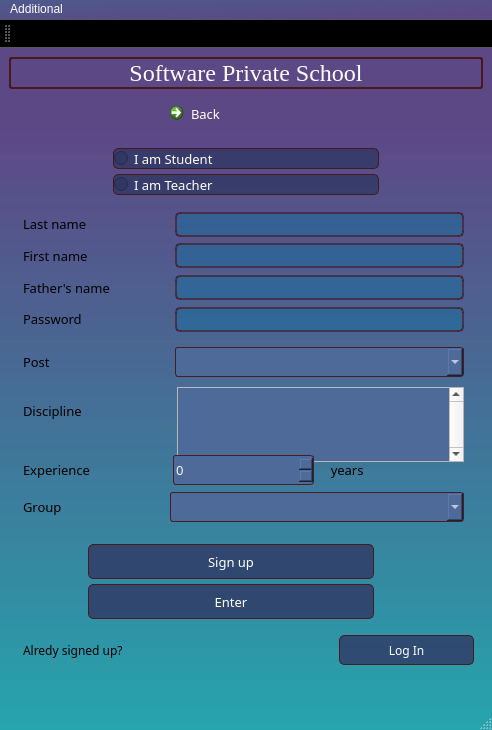
Above: learnsystem.ui from marko-yaciv/2c_coursework before the change. Below: the same form after it.
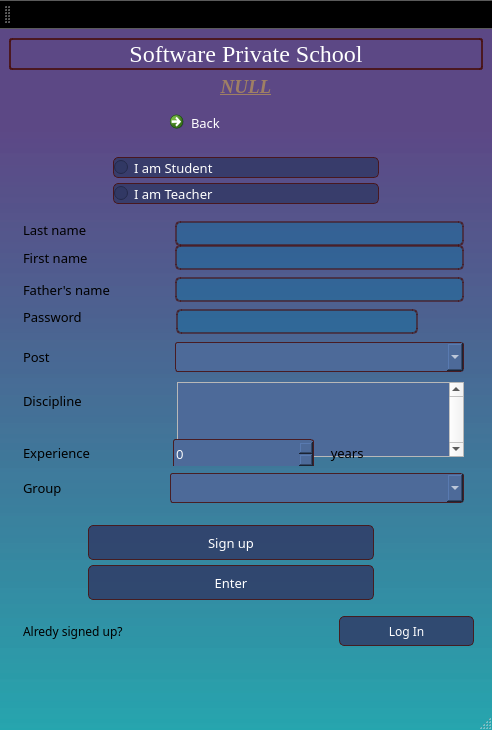
That is the form after the change. Icons and pictures are not drawn.

```diff
--- a/learnsystem.ui
+++ b/learnsystem.ui
@@ -85,7 +85,109 @@
     <property name="bottomMargin">
      <number>0</number>
     </property>
-    <item row="2" column="0">
+    <item row="2" column="0" alignment="Qt::AlignHCenter">
+     <widget class="QCommandLinkButton" name="backToRegister">
+      <property name="sizePolicy">
+       <sizepolicy hsizetype="Preferred" vsizetype="Fixed">
+        <horstretch>0</horstretch>
+        <verstretch>0</verstretch>
+       </sizepolicy>
+      </property>
+      <property name="font">
+       <font>
+        <family>Lucida Sans Unicode</family>
+        <pointsize>10</pointsize>
+        <weight>50</weight>
+        <italic>false</italic>
+        <bold>false</bold>
+       </font>
+      </property>
+      <property name="cursor">
+       <cursorShape>PointingHandCursor</cursorShape>
+      </property>
+      <property name="styleSheet">
+       <string notr="true">QCommandLinkButton{
+color: #fff;
+font: 10pt &quot;Lucida Sans Unicode&quot;;
+}</string>
+      </property>
+      <property name="text">
+       <string>Back</string>
+      </property>
+      <property name="icon">
+       <iconset resource="resources.qrc">
+        <normaloff>:/images/img/iconfinder_Arrow_doodle_04_3847908.png</normaloff>:/images/img/iconfinder_Arrow_doodle_04_3847908.png</iconset>
+      </property>
+      <property name="iconSize">
+       <size>
+        <width>50</width>
+        <height>30</height>
+       </size>
+      </property>
+      <property name="autoRepeatDelay">
+       <number>300</number>
+      </property>
+      <property name="autoRepeatInterval">
+       <number>100</number>
+      </property>
+     </widget>
+    </item>
+    <item row="0" column="0">
+     <widget class="QLabel" name="label_9">
+      <property name="sizePolicy">
+       <sizepolicy hsizetype="Preferred" vsizetype="Fixed">
+        <horstretch>0</horstretch>
+        <verstretch>0</verstretch>
+       </sizepolicy>
+      </property>
+      <property name="baseSize">
+       <size>
+        <width>0</width>
+        <height>29</height>
+       </size>
+      </property>
+      <property name="font">
+       <font>
+        <family>Georgia</family>
+        <pointsize>18</pointsize>
+        <weight>50</weight>
+        <bold>false</bold>
+       </font>
+      </property>
+      <property name="styleSheet">
+       <string notr="true">QLabel{
+color: #fff;
+border: 2px solid rgba(72, 16, 16, 0.86);
+border-radius: 3px;
+}</string>
+      </property>
+      <property name="frameShape">
+       <enum>QFrame::Box</enum>
+      </property>
+      <property name="frameShadow">
+       <enum>QFrame::Sunken</enum>
+      </property>
+      <property name="lineWidth">
+       <number>1</number>
+      </property>
+      <property name="text">
+       <string>Software Private School</string>
+      </property>
+      <property name="textFormat">
+       <enum>Qt::AutoText</enum>
+      </property>
+      <property name="scaledContents">
+       <bool>true</bool>
+      </property>
+      <property name="alignment">
+       <set>Qt::AlignCenter</set>
+      </property>
+      <property name="textInteractionFlags">
+       <set>Qt::NoTextInteraction</set>
+      </property>
+     </widget>
+    </item>
+    <item row="3" column="0">
      <widget class="QWidget" name="registerW" native="true">
       <property name="sizePolicy">
        <sizepolicy hsizetype="Preferred" vsizetype="Minimum">
@@ -200,7 +302,7 @@
            <number>7</number>
           </property>
           <item row="5" column="0" colspan="2">
-           <layout class="QHBoxLayout" name="horizontalLayout_5" stretch="1,2">
+           <layout class="QHBoxLayout" name="horizontalLayout_5" stretch="3,5,0">
             <item>
              <widget class="QLabel" name="label_18">
               <property name="font">
@@ -263,6 +365,40 @@
               </property>
              </widget>
             </item>
+            <item>
+             <widget class="QPushButton" name="showPassword">
+              <property name="sizePolicy">
+               <sizepolicy hsizetype="Minimum" vsizetype="Expanding">
+                <horstretch>0</horstretch>
+                <verstretch>0</verstretch>
+               </sizepolicy>
+              </property>
+              <property name="font">
+               <font>
+                <pointsize>8</pointsize>
+               </font>
+              </property>
+              <property name="toolTip">
+               <string>Press to show</string>
+              </property>
+              <property name="text">
+               <string/>
+              </property>
+              <property name="icon">
+               <iconset resource="resources.qrc">
+                <normaloff>:/images/img/eye.png</normaloff>:/images/img/eye.png</iconset>
+              </property>
+              <property name="iconSize">
+               <size>
+                <width>30</width>
+                <height>30</height>
+               </size>
+              </property>
+              <property name="flat">
+               <bool>true</bool>
+              </property>
+             </widget>
+            </item>
            </layout>
           </item>
           <item row="0" column="0" colspan="2">
@@ -1050,109 +1186,7 @@
       </layout>
      </widget>
     </item>
-    <item row="1" column="0" alignment="Qt::AlignHCenter">
-     <widget class="QCommandLinkButton" name="backToRegister">
-      <property name="sizePolicy">
-       <sizepolicy hsizetype="Preferred" vsizetype="Fixed">
-        <horstretch>0</horstretch>
-        <verstretch>0</verstretch>
-       </sizepolicy>
-      </property>
-      <property name="font">
-       <font>
-        <family>Lucida Sans Unicode</family>
-        <pointsize>10</pointsize>
-        <weight>50</weight>
-        <italic>false</italic>
-        <bold>false</bold>
-       </font>
-      </property>
-      <property name="cursor">
-       <cursorShape>PointingHandCursor</cursorShape>
-      </property>
-      <property name="styleSheet">
-       <string notr="true">QCommandLinkButton{
-color: #fff;
-font: 10pt &quot;Lucida Sans Unicode&quot;;
-}</string>
-      </property>
-      <property name="text">
-       <string>Back</string>
-      </property>
-      <property name="icon">
-       <iconset resource="resource.qrc">
-        <normaloff>:/rec/img/iconfinder_Arrow_doodle_04_3847908.png</normaloff>:/rec/img/iconfinder_Arrow_doodle_04_3847908.png</iconset>
-      </property>
-      <property name="iconSize">
-       <size>
-        <width>50</width>
-        <height>30</height>
-       </size>
-      </property>
-      <property name="autoRepeatDelay">
-       <number>300</number>
-      </property>
-      <property name="autoRepeatInterval">
-       <number>100</number>
-      </property>
-     </widget>
-    </item>
-    <item row="0" column="0">
-     <widget class="QLabel" name="label_9">
-      <property name="sizePolicy">
-       <sizepolicy hsizetype="Preferred" vsizetype="Fixed">
-        <horstretch>0</horstretch>
-        <verstretch>0</verstretch>
-       </sizepolicy>
-      </property>
-      <property name="baseSize">
-       <size>
-        <width>0</width>
-        <height>29</height>
-       </size>
-      </property>
-      <property name="font">
-       <font>
-        <family>Georgia</family>
-        <pointsize>18</pointsize>
-        <weight>50</weight>
-        <bold>false</bold>
-       </font>
-      </property>
-      <property name="styleSheet">
-       <string notr="true">QLabel{
-color: #fff;
-border: 2px solid rgba(72, 16, 16, 0.86);
-border-radius: 3px;
-}</string>
-      </property>
-      <property name="frameShape">
-       <enum>QFrame::Box</enum>
-      </property>
-      <property name="frameShadow">
-       <enum>QFrame::Sunken</enum>
-      </property>
-      <property name="lineWidth">
-       <number>1</number>
-      </property>
-      <property name="text">
-       <string>Software Private School</string>
-      </property>
-      <property name="textFormat">
-       <enum>Qt::AutoText</enum>
-      </property>
-      <property name="scaledContents">
-       <bool>true</bool>
-      </property>
-      <property name="alignment">
-       <set>Qt::AlignCenter</set>
-      </property>
-      <property name="textInteractionFlags">
-       <set>Qt::NoTextInteraction</set>
-      </property>
-     </widget>
-    </item>
-    <item row="3" column="0">
+    <item row="4" column="0">
      <spacer name="verticalSpacer">
       <property name="orientation">
        <enum>Qt::Vertical</enum>
@@ -1165,6 +1199,32 @@
       </property>
      </spacer>
     </item>
+    <item row="1" column="0">
+     <widget class="QLabel" name="inLabel">
+      <property name="font">
+       <font>
+        <family>Georgia</family>
+        <pointsize>14</pointsize>
+        <weight>75</weight>
+        <italic>true</italic>
+        <bold>true</bold>
+        <underline>true</underline>
+       </font>
+      </property>
+      <property name="styleSheet">
+       <string notr="true">QLabel
+{
+	color: rgb(159, 127, 100);
+}</string>
+      </property>
+      <property name="text">
+       <string>NULL</string>
+      </property>
+      <property name="alignment">
+       <set>Qt::AlignCenter</set>
+      </property>
+     </widget>
+    </item>
    </layout>
   </widget>
   <widget class="QMenuBar" name="menubar">
@@ -1182,17 +1242,6 @@
 background: qlineargradient(spread:pad, x1:1, y1:1, x2:0, y2:0, stop:0.115385 rgba(91, 71, 133, 0.6612), stop:1 rgba(23, 159, 168, 0.2088));
 }</string>
    </property>
-   <widget class="QMenu" name="menuAdditional">
-    <property name="styleSheet">
-     <string notr="true"/>
-    </property>
-    <property name="title">
-     <string>Additional</string>
-    </property>
-    <addaction name="actionShow_All_Teachers"/>
-    <addaction name="actionShow_All_Students"/>
-   </widget>
-   <addaction name="menuAdditional"/>
   </widget>
   <widget class="QStatusBar" name="statusbar"/>
   <widget class="QToolBar" name="toolBar">
```
Left out of the diff: 16 changed lines with no effect on the pictures.
